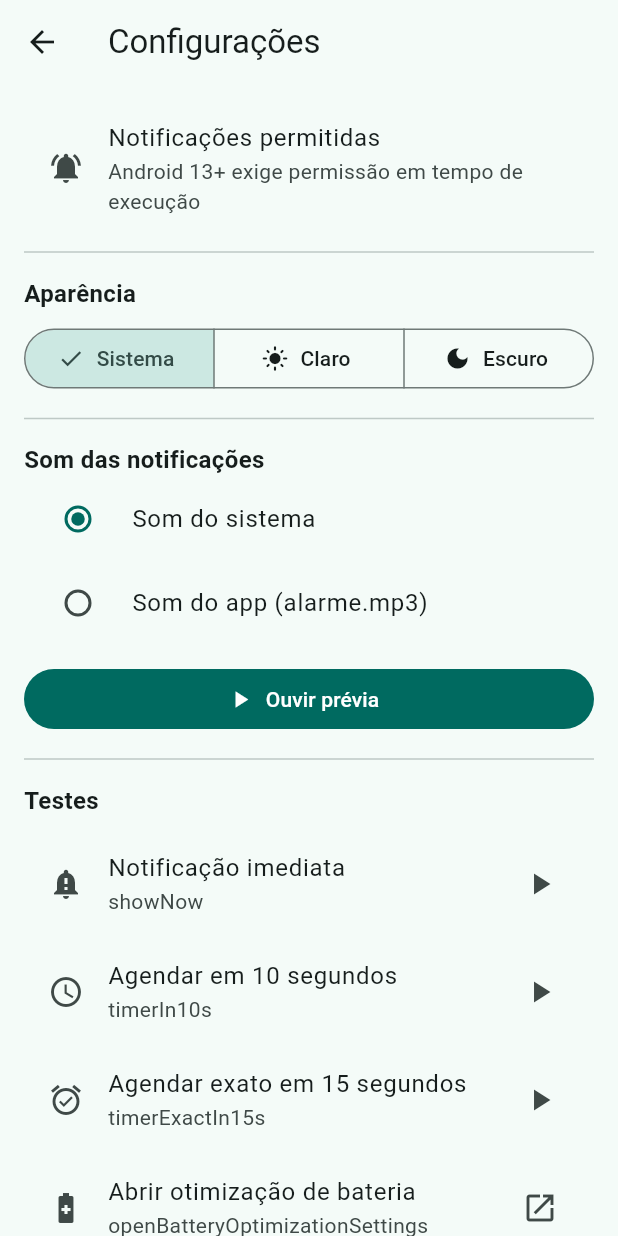
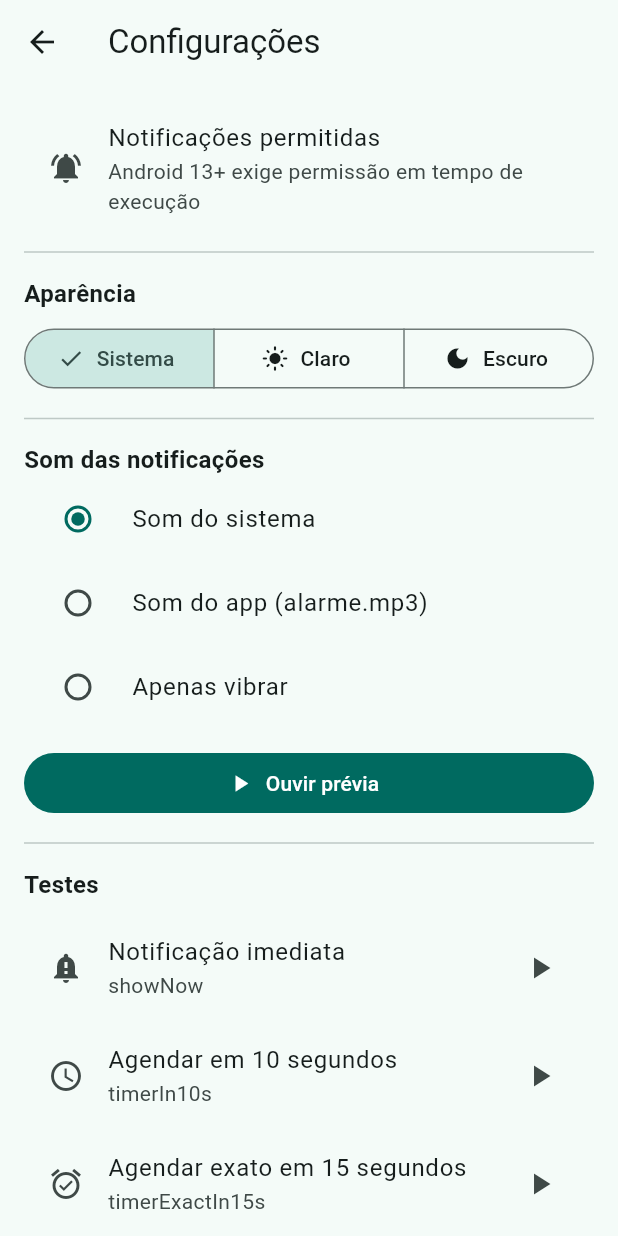
Before and after one commit to leonardonb/Medtask, a Flutter app: the SettingsPage screen opened by its route, after a tap on "Ouvir prévia", on a phone screen of 412 x 824 dp. Run offline on Flutter 3.47's test engine with Material 3 defaults, Android fonts, the phone set to English and light mode, and no system bars; our stand-ins replace awesome_notifications, device_info_plus, get, shared_preferences, sqflite; missing offline and left inert: android_intent_plus; accounts and stored records are empty.

Commit message:
FEAT: Modo apenas vibrando.

```diff
--- a/lib/core/notification_service.dart
+++ b/lib/core/notification_service.dart
@@ -1,27 +1,39 @@
+import 'dart:typed_data';
 import 'package:awesome_notifications/awesome_notifications.dart';
 import 'package:flutter/material.dart';
+import 'package:shared_preferences/shared_preferences.dart';
 import 'settings_service.dart';
 
 class NotificationService {
   static const String medsChannel = 'meds';
   static const String systemChannel = 'system';
   static const String customChannel = 'custom';
+  static const String vibrateChannel = 'vibrate';
 
+  // Canais físicos versionados
+  static const String _systemAlarmV = 'system_alarm_v2';
+  static const String _vibrateOnlyV = 'vibrate_only_v2';
+
+  // Versão do "esquema" de canais. BUMP se adicionar/alterar canais.
+  static const int _schemaVersion = 2;
   static bool _inited = false;
 
   static String _normalizeChannelKey(String key) {
     switch (key) {
       case medsChannel:
-      case systemChannel:
+        return medsChannel;
       case customChannel:
-        return key;
       case 'meds_channel_custom_v4':
       case 'meds_custom':
       case 'meds_v4':
         return customChannel;
+      case systemChannel:
+      case 'system_default':
       case 'meds_channel_system':
-      case 'system_default':
-        return systemChannel;
+      case 'meds_channel_system_v4':
+        return _systemAlarmV;
+      case vibrateChannel:
+        return _vibrateOnlyV;
       case 'meds_channel':
       case 'meds_default':
         return medsChannel;
@@ -31,7 +43,13 @@ class NotificationService {
   }
 
   static Future<void> init() async {
-    if (_inited) return;
+    // Migração de canais baseada em versão
+    final prefs = await SharedPreferences.getInstance();
+    final stored = prefs.getInt('notif_schema_version') ?? 0;
+    final mustRecreate = stored < _schemaVersion;
+
+    if (_inited && !mustRecreate) return;
+
     await AwesomeNotifications().initialize(
       null,
       [
@@ -47,10 +65,23 @@ class NotificationService {
           defaultRingtoneType: DefaultRingtoneType.Alarm,
           channelShowBadge: true,
         ),
+        // Mantemos o "system" legado só para compatibilidade visual
         NotificationChannel(
           channelKey: systemChannel,
-          channelName: 'Som do sistema',
-          channelDescription: 'Canal para tocar com som do sistema',
+          channelName: 'Som do sistema (legado)',
+          channelDescription: 'Canal antigo com som de notificação',
+          importance: NotificationImportance.Max,
+          defaultPrivacy: NotificationPrivacy.Public,
+          playSound: true,
+          enableVibration: true,
+          locked: true,
+          defaultRingtoneType: DefaultRingtoneType.Notification,
+          channelShowBadge: true,
+        ),
+        NotificationChannel(
+          channelKey: _systemAlarmV,
+          channelName: 'Som do sistema (alarme)',
+          channelDescription: 'Canal do sistema usando toque de alarme',
           importance: NotificationImportance.Max,
           defaultPrivacy: NotificationPrivacy.Public,
           playSound: true,
@@ -58,11 +89,12 @@ class NotificationService {
           locked: true,
           defaultRingtoneType: DefaultRingtoneType.Alarm,
           channelShowBadge: true,
+          criticalAlerts: true,
         ),
         NotificationChannel(
           channelKey: customChannel,
           channelName: 'Som do app',
-          channelDescription: 'Canal para tocar com som customizado do app',
+          channelDescription: 'Canal com som customizado do app',
           importance: NotificationImportance.Max,
           defaultPrivacy: NotificationPrivacy.Public,
           playSound: true,
@@ -71,51 +103,97 @@ class NotificationService {
           soundSource: 'resource://raw/alarme',
           channelShowBadge: true,
         ),
+        NotificationChannel(
+          channelKey: _vibrateOnlyV,
+          channelName: 'Apenas vibrar',
+          channelDescription: 'Sem som, apenas vibração',
+          importance: NotificationImportance.Max,
+          defaultPrivacy: NotificationPrivacy.Public,
+          playSound: false,
+          enableVibration: true,
+          vibrationPattern: Int64List.fromList([0, 400, 200, 400, 200, 600]),
+          locked: true,
+          channelShowBadge: true,
+        ),
       ],
       debug: false,
     );
+
     final allowed = await AwesomeNotifications().isNotificationAllowed();
     if (!allowed) {
       await AwesomeNotifications().requestPermissionToSendNotifications();
     }
+
     _inited = true;
+    if (mustRecreate) {
+      await prefs.setInt('notif_schema_version', _schemaVersion);
+    }
   }
 
   static Future<void> _ensureInit() async {
-    if (!_inited) await init();
+    await init();
   }
 
   static Future<void> openNotificationSettings(String packageName) async {
     await _ensureInit();
-    final allowed = await AwesomeNotifications().isNotificationAllowed();
-    if (!allowed) {
+    final ok = await AwesomeNotifications().isNotificationAllowed();
+    if (!ok) {
       await AwesomeNotifications().requestPermissionToSendNotifications();
     }
   }
 
+  static Future<String> _currentChannelKey() async {
+    await _ensureInit();
+    final choice = await SettingsService.getAlarmChoice();
+    final logical = SettingsService.channelKeyForChoice(choice);
+    return _normalizeChannelKey(logical);
+  }
+
   static Future<void> showNow() async {
-    await _ensureInit();
+    final channel = await _currentChannelKey();
     await AwesomeNotifications().createNotification(
       content: NotificationContent(
         id: DateTime.now().millisecondsSinceEpoch.remainder(1 << 31),
-        channelKey: medsChannel,
+        channelKey: channel,
         title: 'Notificação imediata',
         body: 'Teste de notificação imediata',
         notificationLayout: NotificationLayout.Default,
+        wakeUpScreen: true,
+        locked: true,
+        category: NotificationCategory.Alarm,
+      ),
+    );
+  }
+
+  static Future<void> previewSelectedSound() async {
+    final channel = await _currentChannelKey();
+    await AwesomeNotifications().createNotification(
+      content: NotificationContent(
+        id: DateTime.now().microsecondsSinceEpoch.remainder(1 << 31),
+        channelKey: channel,
+        title: 'Prévia',
+        body: 'Canal selecionado',
+        notificationLayout: NotificationLayout.Default,
+        wakeUpScreen: true,
+        locked: false,
+        category: NotificationCategory.Alarm,
       ),
     );
   }
 
   static Future<void> timerIn10s() async {
-    await _ensureInit();
     final when = DateTime.now().add(const Duration(seconds: 10));
+    final channel = await _currentChannelKey();
     await AwesomeNotifications().createNotification(
       content: NotificationContent(
         id: DateTime.now().millisecondsSinceEpoch.remainder(1 << 31),
-        channelKey: medsChannel,
+        channelKey: channel,
         title: 'Agendado ~10s',
         body: 'Teste de agendamento em ~10 segundos',
         notificationLayout: NotificationLayout.Default,
+        wakeUpScreen: true,
+        locked: true,
+        category: NotificationCategory.Alarm,
       ),
       schedule: NotificationCalendar(
         year: when.year,
@@ -133,15 +211,18 @@ class NotificationService {
   }
 
   static Future<void> timerExactIn15s() async {
-    await _ensureInit();
     final when = DateTime.now().add(const Duration(seconds: 15));
+    final channel = await _currentChannelKey();
     await AwesomeNotifications().createNotification(
       content: NotificationContent(
         id: DateTime.now().millisecondsSinceEpoch.remainder(1 << 31),
-        channelKey: medsChannel,
+        channelKey: channel,
         title: 'Agendado exato ~15s',
         body: 'Teste de agendamento exato em ~15 segundos',
         notificationLayout: NotificationLayout.Default,
+        wakeUpScreen: true,
+        locked: true,
+        category: NotificationCategory.Alarm,
       ),
       schedule: NotificationCalendar(
         year: when.year,
@@ -162,13 +243,6 @@ class NotificationService {
     return;
   }
 
-  static Future<String> _currentChannelKey() async {
-    await _ensureInit();
-    final choice = await SettingsService.getAlarmChoice();
-    final key = SettingsService.channelKeyForChoice(choice);
-    return _normalizeChannelKey(key);
-  }
-
   static Future<void> scheduleSeries({
     required int baseId,
     required DateTime firstWhen,
@@ -179,7 +253,6 @@ class NotificationService {
     required int repeatCount,
     required String payload,
   }) async {
-    await _ensureInit();
     final channel = await _currentChannelKey();
     for (int i = 0; i < repeatCount; i++) {
       final id = baseId + i;
@@ -195,6 +268,7 @@ class NotificationService {
           notificationLayout: NotificationLayout.Default,
           wakeUpScreen: true,
           locked: true,
+          category: NotificationCategory.Alarm,
         ),
         schedule: NotificationCalendar(
           year: when.year,
@@ -213,7 +287,6 @@ class NotificationService {
   }
 
   static Future<void> cancelSeries(int baseId, int repeatCount) async {
-    await _ensureInit();
     for (int i = 0; i < repeatCount; i++) {
       final id = baseId + i;
       await AwesomeNotifications().cancel(id);
@@ -222,7 +295,6 @@ class NotificationService {
   }
 
   static Future<void> cancelAllForMed(int medId, {String? medName, int maxPerMed = 32}) async {
-    await _ensureInit();
     final base = medId * 1000;
     for (int i = 0; i < maxPerMed; i++) {
       final id = base + i;
@@ -235,7 +307,6 @@ class NotificationService {
   }
 
   static Future<void> cancelAllSchedules() async {
-    await _ensureInit();
     await AwesomeNotifications().cancelAllSchedules();
   }
 }
--- a/lib/core/settings_service.dart
+++ b/lib/core/settings_service.dart
@@ -1,7 +1,7 @@
 import 'package:shared_preferences/shared_preferences.dart';
 import 'package:flutter/material.dart';
 
-enum AlarmChoice { system, custom }
+enum AlarmChoice { system, custom, vibrate }
 
 class SettingsService {
   static const _kAlarmChoiceKey = 'alarm_choice';
@@ -9,17 +9,37 @@ class SettingsService {
 
   static Future<AlarmChoice> getAlarmChoice() async {
     final prefs = await SharedPreferences.getInstance();
-    final raw = prefs.getString(_kAlarmChoiceKey) ?? 'system';
-    return raw == 'custom' ? AlarmChoice.custom : AlarmChoice.system;
+    final raw = prefs.getString(_kAlarmChoiceKey);
+    switch (raw) {
+      case 'custom':
+        return AlarmChoice.custom;
+      case 'vibrate':
+        return AlarmChoice.vibrate;
+      case 'system':
+      default:
+        return AlarmChoice.system;
+    }
   }
 
   static Future<void> setAlarmChoice(AlarmChoice c) async {
     final prefs = await SharedPreferences.getInstance();
-    await prefs.setString(_kAlarmChoiceKey, c == AlarmChoice.custom ? 'custom' : 'system');
+    final v = switch (c) {
+      AlarmChoice.system => 'system',
+      AlarmChoice.custom => 'custom',
+      AlarmChoice.vibrate => 'vibrate',
+    };
+    await prefs.setString(_kAlarmChoiceKey, v);
   }
 
   static String channelKeyForChoice(AlarmChoice c) {
-    return c == AlarmChoice.custom ? 'meds_channel_custom_v4' : 'meds_channel_system_v4';
+    switch (c) {
+      case AlarmChoice.system:
+        return 'system';
+      case AlarmChoice.custom:
+        return 'custom';
+      case AlarmChoice.vibrate:
+        return 'vibrate';
+    }
   }
 
   static Future<ThemeMode> getThemeMode() async {
--- a/lib/features/settings/settings_page.dart
+++ b/lib/features/settings/settings_page.dart
@@ -69,7 +69,7 @@ class _SettingsPageState extends State<SettingsPage> {
     }
     if (!mounted) return;
     ScaffoldMessenger.of(context).showSnackBar(
-      const SnackBar(content: Text('Som atualizado nas notificações futuras')),
+      const SnackBar(content: Text('Preferência aplicada para notificações futuras')),
     );
   }
 
@@ -79,16 +79,7 @@ class _SettingsPageState extends State<SettingsPage> {
       await _askPermission();
       if (!_allowed) return;
     }
-    final key = SettingsService.channelKeyForChoice(_choice!);
-    await AwesomeNotifications().createNotification(
-      content: NotificationContent(
-        id: DateTime.now().millisecondsSinceEpoch.remainder(1 << 31),
-        channelKey: key,
-        title: 'Prévia do alarme',
-        body: _choice == AlarmChoice.system ? 'Som do sistema' : 'Som: alarme.mp3',
-        notificationLayout: NotificationLayout.Default,
-      ),
-    );
+    await NotificationService.previewSelectedSound();
   }
 
   @override
@@ -152,6 +143,12 @@ class _SettingsPageState extends State<SettingsPage> {
             groupValue: _choice,
             onChanged: (c) => _set(c!),
           ),
+          RadioListTile<AlarmChoice>(
+            title: const Text('Apenas vibrar'),
+            value: AlarmChoice.vibrate,
+            groupValue: _choice,
+            onChanged: (c) => _set(c!),
+          ),
           const SizedBox(height: 12),
           FilledButton.icon(
             onPressed: _preview,
```
Also changed, not shown: 1 other file.
